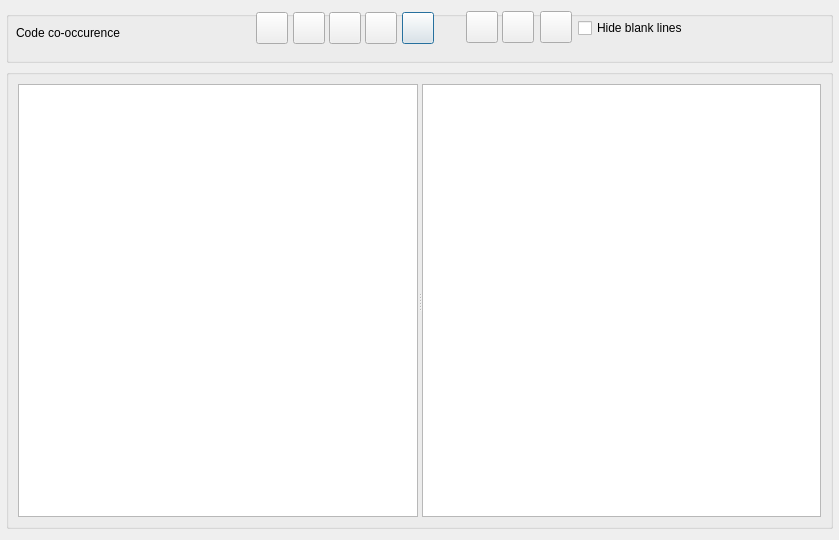
Above: src/GUI_UIs/ui_dialog_cooccurrence.ui from ccbogel/QualCoder before the change. Below: the same form after it.
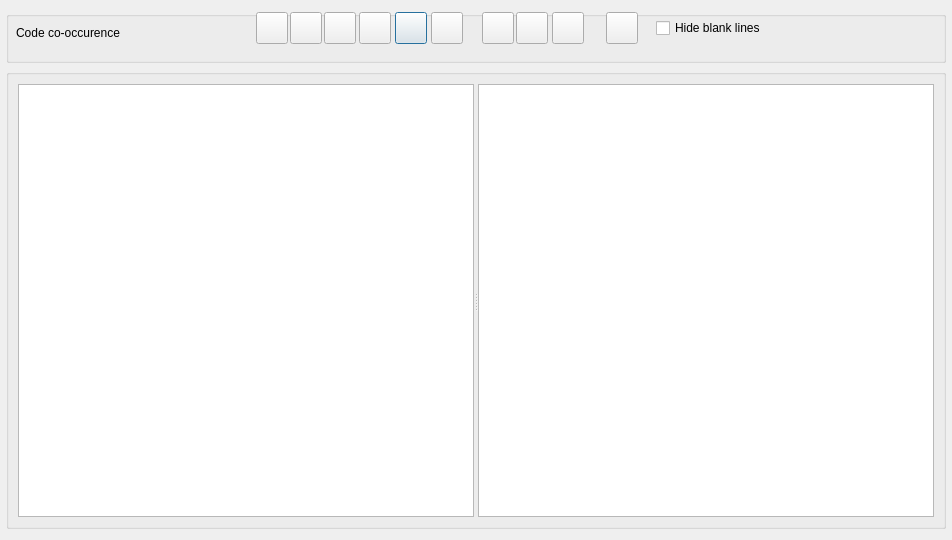
That is the form after the change.

Commit message: transpose and highlight colour buttons

What changed in the file:
```diff
--- a/src/GUI_UIs/ui_dialog_cooccurrence.ui
+++ b/src/GUI_UIs/ui_dialog_cooccurrence.ui
@@ -9,7 +9,7 @@
    <rect>
     <x>0</x>
     <y>0</y>
-    <width>839</width>
+    <width>952</width>
     <height>540</height>
    </rect>
   </property>
@@ -77,7 +77,7 @@
      <widget class="QPushButton" name="pushButton_export">
       <property name="geometry">
        <rect>
-        <x>396</x>
+        <x>389</x>
         <y>1</y>
         <width>32</width>
         <height>32</height>
@@ -105,7 +105,7 @@
      <widget class="QCheckBox" name="checkBox_hide_blanks">
       <property name="geometry">
        <rect>
-        <x>572</x>
+        <x>650</x>
         <y>7</y>
         <width>241</width>
         <height>20</height>
@@ -146,7 +146,7 @@
      <widget class="QPushButton" name="pushButton_select_categories">
       <property name="geometry">
        <rect>
-        <x>359</x>
+        <x>353</x>
         <y>1</y>
         <width>32</width>
         <height>32</height>
@@ -174,7 +174,7 @@
      <widget class="QPushButton" name="pushButton_select_codes">
       <property name="geometry">
        <rect>
-        <x>323</x>
+        <x>318</x>
         <y>1</y>
         <width>32</width>
         <height>32</height>
@@ -202,7 +202,7 @@
      <widget class="QPushButton" name="pushButton_file_attributes">
       <property name="geometry">
        <rect>
-        <x>287</x>
+        <x>284</x>
         <y>1</y>
         <width>32</width>
         <height>32</height>
@@ -230,8 +230,8 @@
      <widget class="QPushButton" name="pushButton_export_gephi">
       <property name="geometry">
        <rect>
-        <x>534</x>
-        <y>0</y>
+        <x>546</x>
+        <y>1</y>
         <width>32</width>
         <height>32</height>
        </rect>
@@ -258,8 +258,8 @@
      <widget class="QPushButton" name="pushButton_export_coocurrence_graph">
       <property name="geometry">
        <rect>
-        <x>460</x>
-        <y>0</y>
+        <x>476</x>
+        <y>1</y>
         <width>32</width>
         <height>32</height>
        </rect>
@@ -287,8 +287,8 @@
      <widget class="QPushButton" name="pushButton_export_cluster_graph">
       <property name="geometry">
        <rect>
-        <x>496</x>
-        <y>0</y>
+        <x>510</x>
+        <y>1</y>
         <width>32</width>
         <height>32</height>
        </rect>
@@ -314,6 +314,38 @@
        <string/>
       </property>
      </widget>
+     <widget class="QPushButton" name="pushButton_color">
+      <property name="geometry">
+       <rect>
+        <x>600</x>
+        <y>1</y>
+        <width>32</width>
+        <height>32</height>
+       </rect>
+      </property>
+      <property name="toolTip">
+       <string>Highlight colour</string>
+      </property>
+      <property name="text">
+       <string/>
+      </property>
+     </widget>
+     <widget class="QPushButton" name="pushButton_transpose">
+      <property name="geometry">
+       <rect>
+        <x>425</x>
+        <y>1</y>
+        <width>32</width>
+        <height>32</height>
+       </rect>
+      </property>
+      <property name="toolTip">
+       <string>Transpose</string>
+      </property>
+      <property name="text">
+       <string/>
+      </property>
+     </widget>
     </widget>
    </item>
    <item>
```
Left out of the diff: 4 changed lines with no effect on the pictures.
